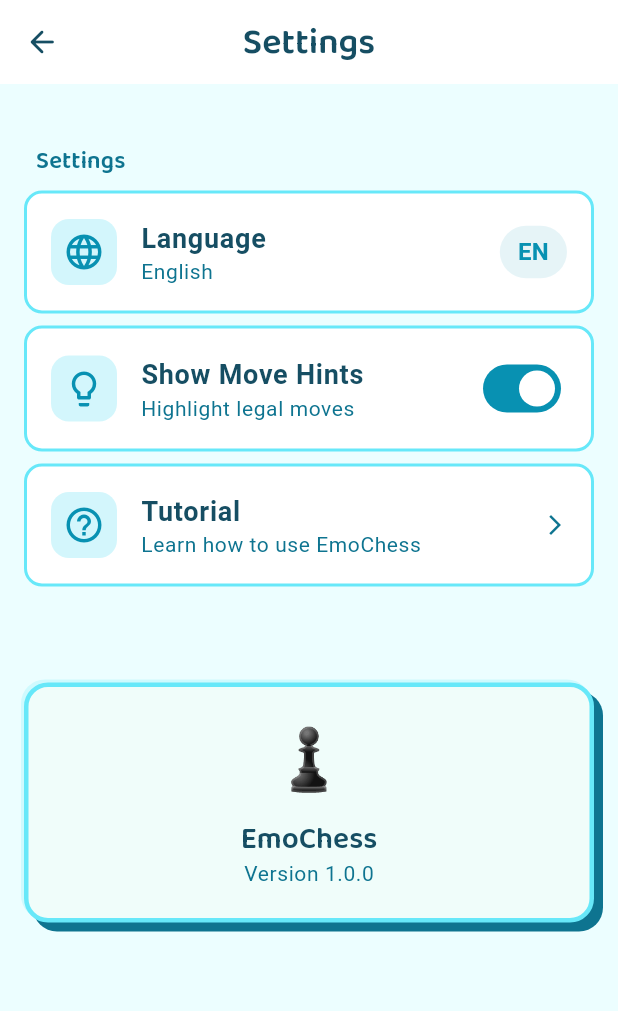
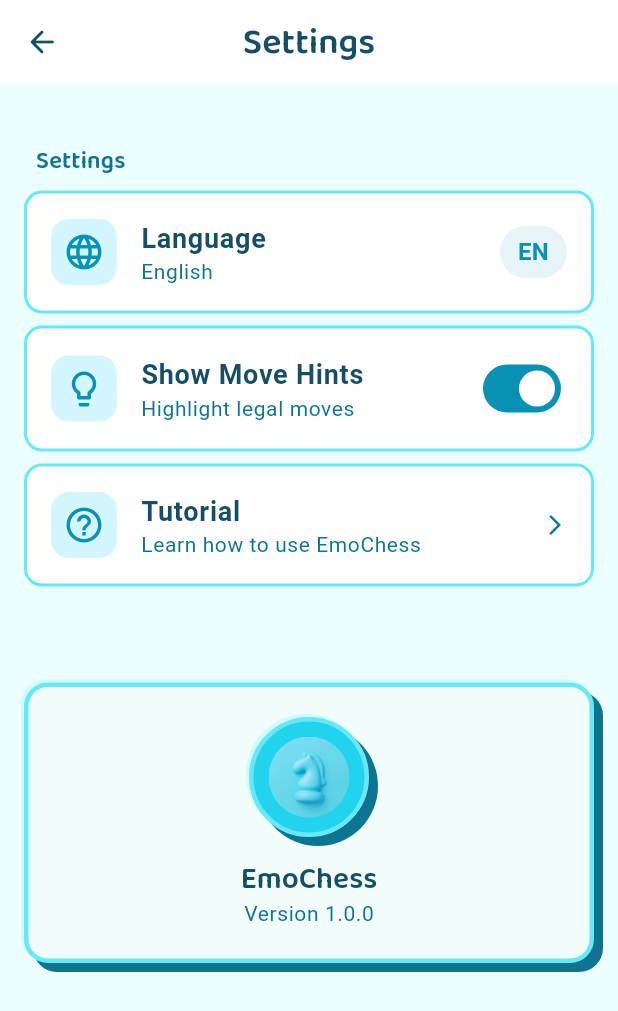
Before and after one commit to Felix-0901/EmoChess, a Flutter app: the SettingsScreen screen opened by its route, on a phone screen of 412 x 824 dp. Shown: the top 1011 px of the screen. Run offline on Flutter 3.47's test engine with Material 3 defaults, Android fonts, the phone set to English and light mode, and no system bars; our stand-ins replace fl_chart, flutter_secure_storage, go_router, google_fonts, shared_preferences; missing offline and left inert: chess; accounts and stored records are empty; network calls fail.

Commit message:
feat: 將登入與設定頁的 icon/emoji 替換為 App Icon
- 登入頁：將原本的 castle icon 替換為 App Icon 並維持圓形與陰影邊框

- 設定頁：將關於區塊的 emoji 替換為 App Icon 並加上與登入頁相同的陰影邊框

- pubspec.yaml: 註冊 assets/icon/ 以利載入圖片

```diff
--- a/emochess_app/lib/screens/settings_screen.dart
+++ b/emochess_app/lib/screens/settings_screen.dart
@@ -185,8 +185,25 @@ class _SettingsScreenState extends State<SettingsScreen> {
               ),
               child: Column(
                 children: [
-                  const Text('♟️', style: TextStyle(fontSize: 40)),
-                  const SizedBox(height: 12),
+                  Container(
+                    width: 80,
+                    height: 80,
+                    decoration: AppTheme.clayDecoration(
+                      color: AppColors.primaryLight,
+                      borderRadius: 40,
+                    ),
+                    child: Center(
+                      child: ClipOval(
+                        child: Image.asset(
+                          'assets/icon/app_icon.png',
+                          width: 54,
+                          height: 54,
+                          fit: BoxFit.cover,
+                        ),
+                      ),
+                    ),
+                  ),
+                  const SizedBox(height: 16),
                   Text(
                     l10n.appName,
                     style: Theme.of(context).textTheme.headlineMedium,
--- a/emochess_app/pubspec.yaml
+++ b/emochess_app/pubspec.yaml
@@ -93,7 +93,8 @@ flutter:
   uses-material-design: true
 
   # To add assets to your application, add an assets section, like this:
-  # assets:
+  assets:
+    - assets/icon/
   #   - images/a_dot_burr.jpeg
   #   - images/a_dot_ham.jpeg
 
```
Also changed, not shown: emochess_app/lib/screens/login_screen.dart (+7 -4 lines).
